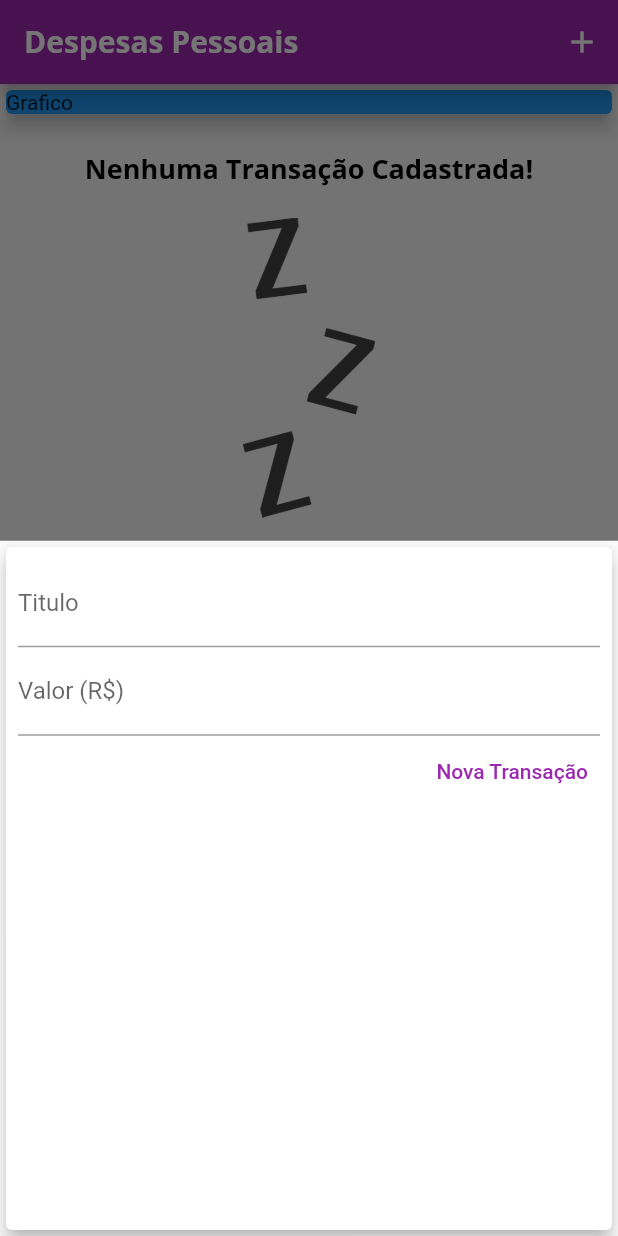
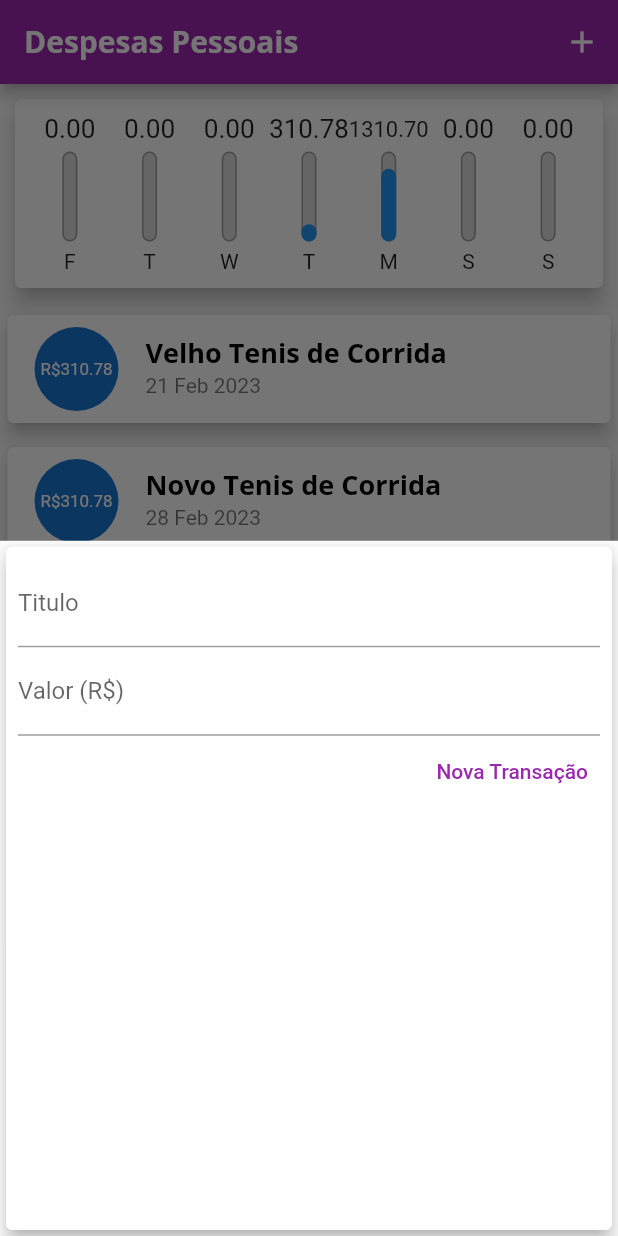
Before and after one commit to arielguareschi/flutter_examples, a Flutter app: the screen it shows after launch, after a tap on the "add" icon, on a phone screen of 412 x 824 dp. Run offline on Flutter 3.47's test engine with Material 2 defaults, Android fonts, the light colour scheme and no system bars.

Commit message:
update day 03/03

```diff
--- a/expenses/lib/components/chart.dart
+++ b/expenses/lib/components/chart.dart
@@ -1,3 +1,4 @@
+import 'package:expenses/components/chart_bar.dart';
 import 'package:intl/intl.dart';
 import 'package:expenses/models/transaction.dart';
 import 'package:flutter/material.dart';
@@ -35,13 +36,31 @@ class Chart extends StatelessWidget {
     });
   }
 
+  double get _weekTotalValue {
+    return groupedTransactions.fold(
+        0.0, (sum, tr) => sum + (tr['value'] as double));
+  }
+
   @override
   Widget build(BuildContext context) {
     return Card(
       elevation: 6,
-      margin: const EdgeInsets.all(20),
-      child: Row(
-        children: const [],
+      margin: const EdgeInsets.all(10),
+      child: Padding(
+        padding: const EdgeInsets.all(10.0),
+        child: Row(
+          mainAxisAlignment: MainAxisAlignment.spaceAround,
+          children: groupedTransactions.map((tr) {
+            return Flexible(
+              fit: FlexFit.tight,
+              child: ChartBar(
+                label: tr['day'] as String,
+                value: tr['value'] as double,
+                percent: (tr['value'] as double) / _weekTotalValue,
+              ),
+            );
+          }).toList(),
+        ),
       ),
     );
   }
--- /dev/null
+++ b/expenses/lib/components/chart_bar.dart
@@ -0,0 +1,59 @@
+import 'package:flutter/material.dart';
+
+class ChartBar extends StatelessWidget {
+  final String? label;
+  final double? value;
+  final double? percent;
+
+  ChartBar({
+    this.label,
+    this.value,
+    this.percent,
+    Key? key,
+  });
+
+  @override
+  Widget build(BuildContext context) {
+    return Column(
+      children: [
+        SizedBox(
+          height: 20,
+          child: FittedBox(
+            child: Text(value!.toStringAsFixed(2)),
+          ),
+        ),
+        const SizedBox(height: 5),
+        SizedBox(
+          height: 60,
+          width: 10,
+          child: Stack(
+            alignment: Alignment.bottomCenter,
+            children: [
+              Container(
+                decoration: BoxDecoration(
+                  border: Border.all(
+                    color: Colors.grey,
+                    width: 1.0,
+                  ),
+                  color: const Color.fromRGBO(220, 220, 220, 1),
+                  borderRadius: BorderRadius.circular(5),
+                ),
+              ),
+              FractionallySizedBox(
+                heightFactor: percent,
+                child: Container(
+                  decoration: BoxDecoration(
+                    color: Theme.of(context).primaryColor,
+                    borderRadius: BorderRadius.circular(5),
+                  ),
+                ),
+              )
+            ],
+          ),
+        ),
+        const SizedBox(height: 5),
+        Text(label!),
+      ],
+    );
+  }
+}
--- a/expenses/lib/components/transaction_list.dart
+++ b/expenses/lib/components/transaction_list.dart
@@ -10,7 +10,7 @@ class TransactionList extends StatelessWidget {
   @override
   Widget build(BuildContext context) {
     return SizedBox(
-      height: 300,
+      height: double.maxFinite,
       child: transactions.isEmpty
           ? Column(
               children: [
@@ -34,6 +34,30 @@ class TransactionList extends StatelessWidget {
               itemBuilder: (ctx, index) {
                 final tr = transactions[index];
                 return Card(
+                  elevation: 5,
+                  margin: const EdgeInsets.symmetric(
+                    vertical: 8,
+                    horizontal: 5,
+                  ),
+                  child: ListTile(
+                    leading: CircleAvatar(
+                      radius: 30,
+                      child: Padding(
+                        padding: const EdgeInsets.all(6.0),
+                        child: FittedBox(
+                          child: Text('R\$${tr.value.toStringAsFixed(2)}'),
+                        ),
+                      ),
+                    ),
+                    title: Text(
+                      tr.title,
+                      style: Theme.of(context).textTheme.titleLarge,
+                    ),
+                    subtitle: Text(DateFormat('d MMM y').format(tr.date)),
+                  ),
+                );
+
+                /*return Card(
                   child: Row(
                     children: [
                       Container(
@@ -72,7 +96,7 @@ class TransactionList extends StatelessWidget {
                       ),
                     ],
                   ),
-                );
+                ); */
               },
             ),
     );
--- a/expenses/lib/main.dart
+++ b/expenses/lib/main.dart
@@ -1,3 +1,4 @@
+import 'package:expenses/components/chart.dart';
 import 'package:expenses/components/transaction_form.dart';
 import 'package:flutter/material.dart';
 import 'dart:math';
@@ -49,19 +50,31 @@ class MyHomePage extends StatefulWidget {
 
 class _MyHomePageState extends State<MyHomePage> {
   final List<Transaction> _transactions = [
-    /*  Transaction(
-      id: 't1',
-      title: 'Novo Tenis de Corrida',
+    Transaction(
+      id: 't0',
+      title: 'Velho Tenis de Corrida',
       value: 310.78,
-      date: DateTime.now(),
+      date: DateTime.now().subtract(const Duration(days: 10)),
     ),
     Transaction(
-      id: 't2',
-      title: 'Galo verde',
-      value: 1310.7,
-      date: DateTime.now(),
-    ),*/
+        id: 't1',
+        title: 'Novo Tenis de Corrida',
+        value: 310.78,
+        date: DateTime.now().subtract(const Duration(days: 3))),
+    Transaction(
+        id: 't2',
+        title: 'Galo verde',
+        value: 1310.7,
+        date: DateTime.now().subtract(const Duration(days: 4))),
   ];
+
+  List<Transaction> get _recentTransaction {
+    return _transactions.where((tr) {
+      return tr.date.isAfter(DateTime.now().subtract(
+        const Duration(days: 7),
+      ));
+    }).toList();
+  }
 
   _addTransaction(String title, double value) {
     final newTransaction = Transaction(
@@ -103,12 +116,8 @@ class _MyHomePageState extends State<MyHomePage> {
         child: Column(
           crossAxisAlignment: CrossAxisAlignment.stretch,
           children: [
-            const SizedBox(
-              child: Card(
-                color: Colors.blue,
-                elevation: 5,
-                child: Text('Grafico'),
-              ),
+            SizedBox(
+              child: Chart(_recentTransaction),
             ),
             TransactionList(_transactions),
           ],
```
